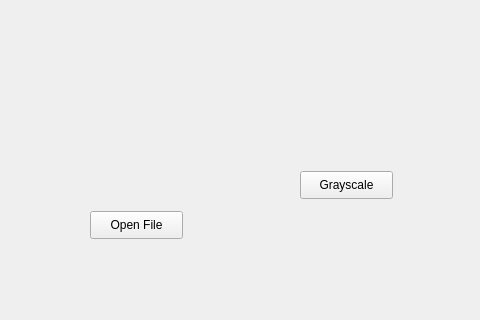
Before: the Qt Designer form Lesson2/GrayScale/mainwindow.ui in WesleyCh3n/Lab405_Qt, drawn with Qt 5; both pictures show x 0 to 480 and y 236 to 556 of the 695 by 556 pixel window.
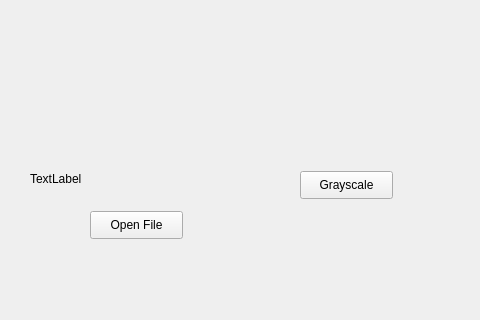
After: the same form once the commit is applied.

The edit to the form file:
```diff
--- a/Lesson2/GrayScale/mainwindow.ui
+++ b/Lesson2/GrayScale/mainwindow.ui
@@ -69,6 +69,19 @@
      <set>Qt::AlignCenter</set>
     </property>
    </widget>
+   <widget class="QLabel" name="label_2">
+    <property name="geometry">
+     <rect>
+      <x>30</x>
+      <y>390</y>
+      <width>251</width>
+      <height>16</height>
+     </rect>
+    </property>
+    <property name="text">
+     <string>TextLabel</string>
+    </property>
+   </widget>
   </widget>
   <widget class="QMenuBar" name="menuBar">
    <property name="geometry">
```
